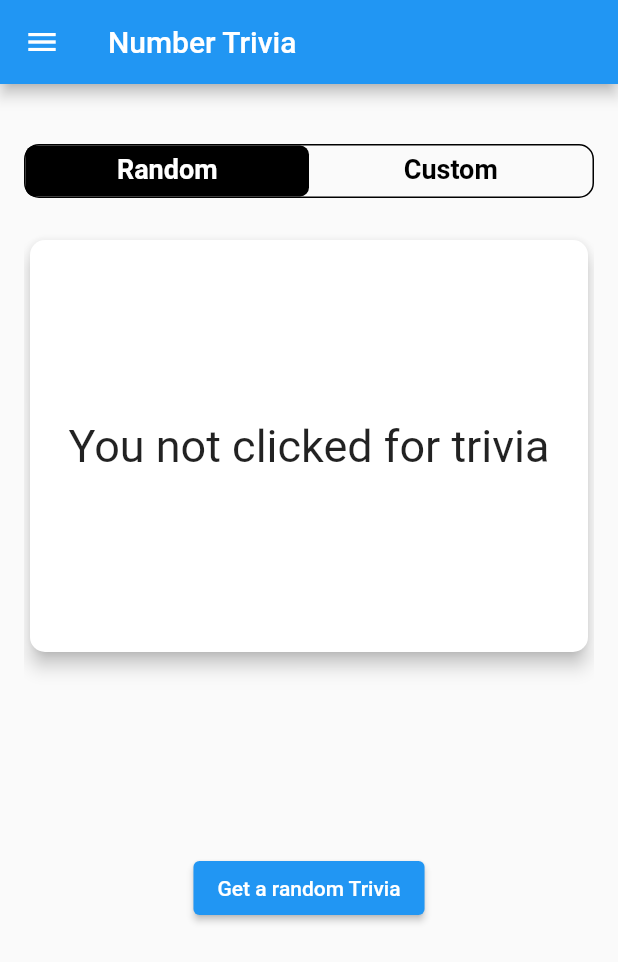
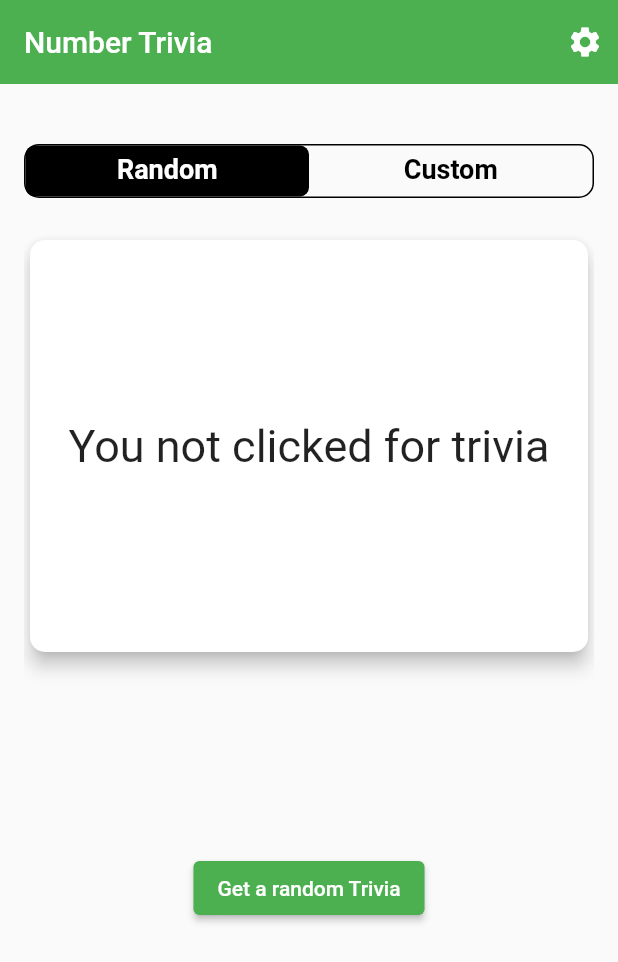
Before and after one commit to shawon5ice/Number_Trivia, a Flutter app: the screen it shows after launch, on a phone screen of 412 x 824 dp. Shown: the top 962 px of the screen. Run offline on Flutter 3.47's test engine with Material 2 defaults, Android fonts, the phone set to English and light mode, and no system bars; our stand-ins replace bloc, connectivity_plus, dio, equatable, flutter_bloc, flutter_spinkit and 2 more.

Commit message:
Theme manager working..

```diff
--- a/lib/core/di/app_component.dart
+++ b/lib/core/di/app_component.dart
@@ -1,8 +1,11 @@
+import 'package:ca_number_trivia/core/session/session_manager.dart';
 import 'package:ca_number_trivia/features/number_trivia/data/repositories/number_trivia_repository_implementation.dart';
 import 'package:ca_number_trivia/features/number_trivia/domain/repositories/number_trivia_repository.dart';
 import 'package:dio/dio.dart';
 import 'package:get_it/get_it.dart';
+import 'package:shared_preferences/shared_preferences.dart';
 
+import '../data/pref_manager.dart';
 import '../data/sources/dio_client.dart';
 import '../logger/logger.dart';
 import '../utils/constant.dart';
@@ -21,5 +24,6 @@ class AppComponent {
     locator.registerFactory<DioClient>(() => DioClient(locator<Dio>()));
     locator.registerFactory<NumberTriviaRepositoryImplementation>(() => NumberTriviaRepositoryImplementation());
     locator.registerFactory<NumberTriviaRepository>(() => locator<NumberTriviaRepositoryImplementation>());
+    locator.registerLazySingletonAsync<SessionManager>(() async => SessionManager(PrefManager(await SharedPreferences.getInstance())));
   }
 }
--- /dev/null
+++ b/lib/core/session/session_manager.dart
@@ -0,0 +1,17 @@
+import 'dart:convert';
+
+import '../data/pref_manager.dart';
+import '../utils/constant.dart';
+
+
+class SessionManager {
+
+  final PrefManager _prefManager;
+
+  SessionManager(this._prefManager);
+
+  String? get theme => _prefManager.getStringValue(currentTheme);
+
+  set theme(String? value) => _prefManager.saveString(currentTheme, value ?? "light");
+
+}
--- /dev/null
+++ b/lib/core/theme/app_theme.dart
@@ -0,0 +1,27 @@
+import 'package:flutter/material.dart';
+
+enum AppTheme {
+  GreenLight,
+  GreenDark,
+  BlueLight,
+  BlueDark,
+}
+
+final appThemeData = {
+  AppTheme.GreenLight: ThemeData(
+    brightness: Brightness.light,
+    primarySwatch: Colors.green,
+  ),
+  AppTheme.GreenDark: ThemeData(
+    brightness: Brightness.dark,
+    primarySwatch: Colors.deepPurple,
+  ),
+  AppTheme.BlueLight: ThemeData(
+    brightness: Brightness.light,
+    primarySwatch: Colors.blue,
+  ),
+  AppTheme.BlueDark: ThemeData(
+    brightness: Brightness.dark,
+    primarySwatch: Colors.orange,
+  ),
+};
--- a/lib/core/theme/theme_constant.dart
+++ /dev/null
@@ -1,9 +0,0 @@
-import 'package:flutter/material.dart';
-
-ThemeData lightTheme = ThemeData(
-  brightness: Brightness.light
-);
-
-ThemeData darkTheme = ThemeData(
-    brightness: Brightness.dark
-);
--- a/lib/core/theme/theme_manager.dart
+++ b/lib/core/theme/theme_manager.dart
@@ -1,13 +1,91 @@
-import 'package:flutter/cupertino.dart';
+import 'package:ca_number_trivia/core/theme/app_theme.dart';
 import 'package:flutter/material.dart';
+import '../di/app_component.dart';
+import '../session/session_manager.dart';
+import '../shared_preferences/storage_manager.dart';
 
-class ThemeManager with ChangeNotifier{
-  ThemeMode _themeData = ThemeMode.light;
+class ThemeNotifier with ChangeNotifier {
+  var session = locator<SessionManager>();
+  final darkTheme = ThemeData(
+    primarySwatch: Colors.grey,
+    primaryColor: Colors.black,
+    brightness: Brightness.dark,
+    backgroundColor: const Color(0xFF212121),
+    accentColor: Colors.white,
+    accentIconTheme: IconThemeData(color: Colors.black),
+    dividerColor: Colors.black12,
+  );
 
-  get themeMode => _themeData;
+  final lightTheme = ThemeData(
+    primarySwatch: Colors.grey,
+    primaryColor: Colors.white,
+    brightness: Brightness.light,
+    backgroundColor: const Color(0xFFE5E5E5),
+    accentColor: Colors.black,
+    accentIconTheme: IconThemeData(color: Colors.white),
+    dividerColor: Colors.white54,
+  );
 
-  toggleTheme(bool isDark){
-    _themeData = isDark? ThemeMode.dark : ThemeMode.light;
+  ThemeData? _themeData;
+  ThemeData getTheme() => _themeData!;
+
+  ThemeNotifier() {
+    var themeMode = session.theme;
+    if(themeMode == 'light-blue'){
+      _themeData = appThemeData[AppTheme.BlueLight];
+    }else if(themeMode == 'dark-blue'){
+      _themeData = appThemeData[AppTheme.BlueDark];
+    }else if(themeMode == 'dark-green'){
+      _themeData = appThemeData[AppTheme.GreenDark];
+    }else{
+      _themeData = appThemeData[AppTheme.GreenLight];
+    }
+
+    notifyListeners();
+    // StorageManager.readData('themeMode').then((value) {
+    //   print('value read from storage: ' + value.toString());
+    //   var themeMode = value ?? 'light';
+    //   if (themeMode == 'light') {
+    //     _themeData = lightTheme;
+    //   } else {
+    //     print('setting dark theme');
+    //     _themeData = darkTheme;
+    //   }
+    //   notifyListeners();
+    // });
+  }
+
+  void setDarkMode() async {
+    _themeData = darkTheme;
+    session.theme = 'dark';
+    notifyListeners();
+  }
+
+  void setLightGreen() async {
+    _themeData = appThemeData[AppTheme.GreenLight];
+    session.theme = 'light-green';
+    notifyListeners();
+  }
+  void setDarkGreen() async {
+    _themeData = appThemeData[AppTheme.GreenDark];
+    session.theme = 'dark-green';
+    notifyListeners();
+  }
+
+  void setLightBlue() async {
+    _themeData = appThemeData[AppTheme.BlueLight];
+    session.theme = 'light-blue';
+    notifyListeners();
+  }
+  void setDarkBlue() async {
+    _themeData = appThemeData[AppTheme.BlueDark];
+    session.theme = 'dark-blue';
+    notifyListeners();
+  }
+
+  void setLightMode() async {
+    _themeData = lightTheme;
+    session.theme = 'light';
     notifyListeners();
   }
 }
--- a/lib/core/utils/constant.dart
+++ b/lib/core/utils/constant.dart
@@ -1 +1,5 @@
 const String baseUrl = "http://numbersapi.com/";
+
+
+//shared preferences key
+const String currentTheme = "current-theme";
--- a/lib/features/number_trivia/presentation/pages/number_trivia.dart
+++ b/lib/features/number_trivia/presentation/pages/number_trivia.dart
@@ -1,11 +1,10 @@
+import 'package:ca_number_trivia/core/theme/theme_manager.dart';
 import 'package:flutter/material.dart';
 import 'package:flutter/services.dart';
 import 'package:flutter_bloc/flutter_bloc.dart';
 import 'package:flutter_spinkit/flutter_spinkit.dart';
-import 'package:flutter_switch/flutter_switch.dart';
-import 'package:font_awesome_flutter/font_awesome_flutter.dart';
+import '../../../../core/theme/ThemeSetting.dart';
 
-import '../../../../core/theme/theme_manager.dart';
 import '../bloc/number_trivia_bloc.dart';
 
 class NumberTriviaPage extends StatefulWidget {
@@ -14,8 +13,6 @@ class NumberTriviaPage extends StatefulWidget {
   @override
   State<NumberTriviaPage> createState() => _NumberTriviaPageState();
 }
-
-ThemeManager _themeManager = ThemeManager();
 
 class _NumberTriviaPageState extends State<NumberTriviaPage>
     with SingleTickerProviderStateMixin {
@@ -27,7 +24,6 @@ class _NumberTriviaPageState extends State<NumberTriviaPage>
 
   @override
   void dispose() {
-    _themeManager.removeListener(themeListner);
     super.dispose();
   }
 
@@ -39,95 +35,30 @@ class _NumberTriviaPageState extends State<NumberTriviaPage>
     _tabController = TabController(length: 2, vsync: this);
     _tabController?.addListener(_setActiveTabIndex);
     _customTextEditorController = TextEditingController();
-    _themeManager.addListener(themeListner);
   }
 
-
-  themeListner(){
-    if(mounted){
-      setState(() {
-
-      });
+  themeListner() {
+    if (mounted) {
+      setState(() {});
     }
   }
 
   @override
   Widget build(BuildContext context) {
     return Scaffold(
-      drawer: Drawer(
-        child: ListView(
-          // Important: Remove any padding from the ListView.
-          padding: EdgeInsets.zero,
-          children: [
-            DrawerHeader(
-              decoration: BoxDecoration(
-                color: Colors.blue,
-              ),
-              child: Center(
-                child: Row(
-                  mainAxisAlignment: MainAxisAlignment.spaceBetween,
-                  children: <Widget>[
-                    FlutterSwitch(
-                      width: 100.0,
-                      height: 55.0,
-                      toggleSize: 45.0,
-                      value: status,
-                      borderRadius: 30.0,
-                      padding: 2.0,
-                      activeToggleColor: Color(0xFF6E40C9),
-                      inactiveToggleColor: Color(0xFF2F363D),
-                      activeSwitchBorder: Border.all(
-                        color: Color(0xFF3C1E70),
-                        width: 6.0,
-                      ),
-                      inactiveSwitchBorder: Border.all(
-                        color: Color(0xFFD1D5DA),
-                        width: 6.0,
-                      ),
-                      activeColor: Color(0xFF271052),
-                      inactiveColor: Colors.white,
-                      activeIcon: Icon(
-                        Icons.nightlight_round,
-                        color: Color(0xFFF8E3A1),
-                      ),
-                      inactiveIcon: Icon(
-                        Icons.wb_sunny,
-                        color: Color(0xFFFFDF5D),
-                      ),
-                      onToggle: (val) {
-                        setState(() {
-                          status = val;
-                          _themeManager.toggleTheme(status);
-                        });
-                      },
-                    ),
-                    Container(
-                      alignment: Alignment.centerRight,
-                      child: Text("Value: $status"),
-                    ),
-                  ],
-                ),
-              ),
+      appBar: AppBar(
+        elevation: 0,
+        title: const Text('Number Trivia'),
+        actions: [
+          Padding(
+            padding: const EdgeInsets.only(right: 10),
+            child: InkWell(
+              onTap: (){
+                Navigator.push(context, MaterialPageRoute(builder: (context)=>ThemeSettintg()));
+              },child: Icon(Icons.settings),
             ),
-            ListTile(
-              title: const Text('Item 1'),
-              onTap: () {
-                // Update the state of the app.
-                // ...
-              },
-            ),
-            ListTile(
-              title: const Text('Item 2'),
-              onTap: () {
-                // Update the state of the app.
-                // ...
-              },
-            ),
-          ],
-        ),
-      ),
-      appBar: AppBar(
-        title: const Text('Number Trivia'),
+          )
+        ],
       ),
       body: BlocBuilder<NumberTriviaBloc, NumberTriviaState>(
         builder: (context, state) {
@@ -322,3 +253,78 @@ class _NumberTriviaPageState extends State<NumberTriviaPage>
     );
   }
 }
+
+//
+//
+// drawer: Drawer(
+// child: ListView(
+// // Important: Remove any padding from the ListView.
+// padding: EdgeInsets.zero,
+// children: [
+// DrawerHeader(
+// decoration: BoxDecoration(
+// color: Colors.blue,
+// ),
+// child: Center(
+// child: Row(
+// mainAxisAlignment: MainAxisAlignment.spaceBetween,
+// children: <Widget>[
+// FlutterSwitch(
+// width: 100.0,
+// height: 55.0,
+// toggleSize: 45.0,
+// value: status,
+// borderRadius: 30.0,
+// padding: 2.0,
+// activeToggleColor: Color(0xFF6E40C9),
+// inactiveToggleColor: Color(0xFF2F363D),
+// activeSwitchBorder: Border.all(
+// color: Color(0xFF3C1E70),
+// width: 6.0,
+// ),
+// inactiveSwitchBorder: Border.all(
+// color: Color(0xFFD1D5DA),
+// width: 6.0,
+// ),
+// activeColor: Color(0xFF271052),
+// inactiveColor: Colors.white,
+// activeIcon: Icon(
+// Icons.nightlight_round,
+// color: Color(0xFFF8E3A1),
+// ),
+// inactiveIcon: Icon(
+// Icons.wb_sunny,
+// color: Color(0xFFFFDF5D),
+// ),
+// onToggle: (val) {
+// setState(() {
+// status = val;
+// _themeManager.toggleTheme(status);
+// });
+// },
+// ),
+// Container(
+// alignment: Alignment.centerRight,
+// child: Text("Value: $status"),
+// ),
+// ],
+// ),
+// ),
+// ),
+// ListTile(
+// title: const Text('Item 1'),
+// onTap: () {
+// // Update the state of the app.
+// // ...
+// },
+// ),
+// ListTile(
+// title: const Text('Item 2'),
+// onTap: () {
+// // Update the state of the app.
+// // ...
+// },
+// ),
+// ],
+// ),
+// ),
--- a/lib/main.dart
+++ b/lib/main.dart
@@ -1,35 +1,42 @@
-import 'package:ca_number_trivia/core/theme/theme_constant.dart';
 import 'package:ca_number_trivia/core/theme/theme_manager.dart';
+import 'package:ca_number_trivia/core/theme/themes.dart';
 import 'package:ca_number_trivia/features/number_trivia/presentation/bloc/number_trivia_bloc.dart';
 import 'package:ca_number_trivia/features/number_trivia/presentation/pages/number_trivia.dart';
 import 'package:flutter/material.dart';
 import 'package:flutter_bloc/flutter_bloc.dart';
+import 'package:provider/provider.dart';
 
 import 'core/di/app_component.dart';
+import 'core/session/session_manager.dart';
 
 void main() async {
-  runApp(const MyApp());
+  WidgetsFlutterBinding.ensureInitialized();
 
   await AppComponent().init();
+
+  locator.isReady<SessionManager>().then((value){
+    runApp(ChangeNotifierProvider<ThemeNotifier>(
+      create: (_) => ThemeNotifier(),
+      child: MyApp(),
+    ));
+  });
+
 }
-
-ThemeManager _themeManager = ThemeManager();
-
 
 class MyApp extends StatelessWidget {
   const MyApp({Key? key}) : super(key: key);
 
   @override
   Widget build(BuildContext context) {
-    return MaterialApp(
-      debugShowCheckedModeBanner: false,
-      title: 'Flutter Demo',
-      theme: lightTheme,
-      darkTheme: darkTheme,
-      themeMode: _themeManager.themeMode,
-      home: BlocProvider(
-        create: (context) => NumberTriviaBloc(),
-        child: const NumberTriviaPage(),
+    return Consumer<ThemeNotifier>(
+      builder: (context, theme, _) => MaterialApp(
+        theme: theme.getTheme(),
+        debugShowCheckedModeBanner: false,
+        title: 'Flutter Demo',
+        home: BlocProvider(
+          create: (context) => NumberTriviaBloc(),
+          child: const NumberTriviaPage(),
+        ),
       ),
     );
   }
--- a/pubspec.yaml
+++ b/pubspec.yaml
@@ -42,6 +42,7 @@ dependencies:
   flutter_spinkit: ^5.1.0
   font_awesome_flutter: ^10.1.0
   flutter_switch: ^0.3.2
+  provider:
 
 dev_dependencies:
   flutter_lints: ^1.0.0
```
Also changed, not shown: lib/core/data/pref_manager.dart (added, +52 -0 lines), lib/core/shared_preferences/storage_manager.dart (added, +27 -0 lines), lib/core/theme/ThemeSetting.dart (added, +59 -0 lines), lib/core/theme/themes.dart (added, +25 -0 lines), pubspec.lock.
